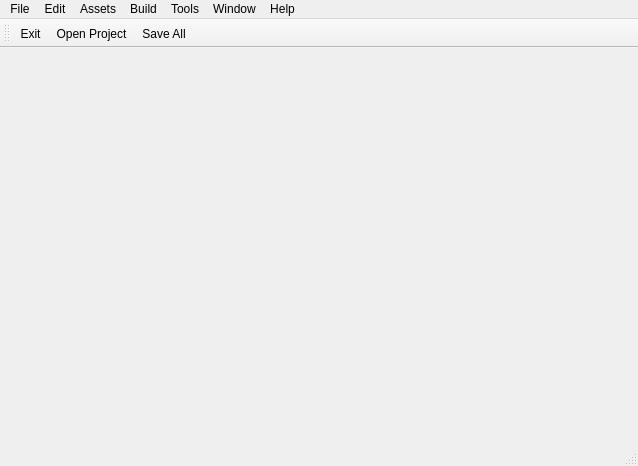
The window that src/editor/mainwindow.ui (tonkoandrew/dvigl) describes before a commit, drawn with Qt 5.
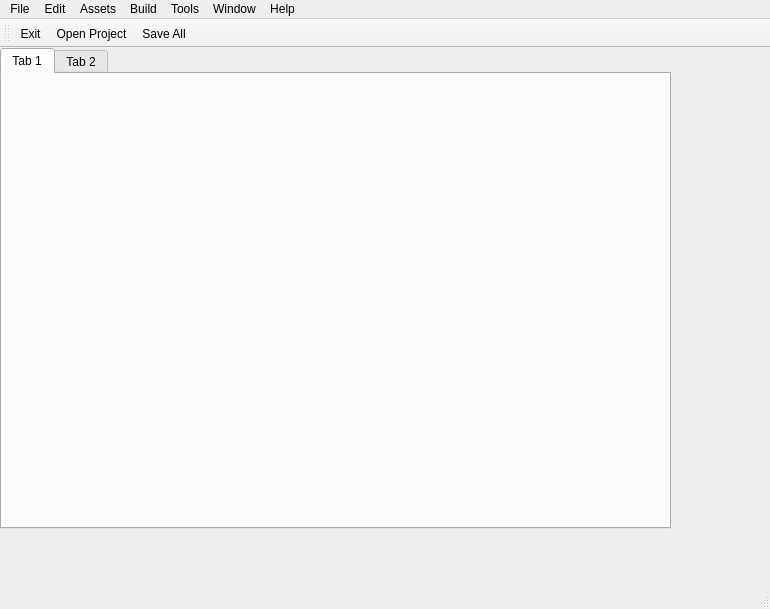
The same window after the commit.

```diff
--- a/src/editor/mainwindow.ui
+++ b/src/editor/mainwindow.ui
@@ -6,20 +6,44 @@
    <rect>
     <x>0</x>
     <y>0</y>
-    <width>638</width>
-    <height>466</height>
+    <width>770</width>
+    <height>609</height>
    </rect>
   </property>
   <property name="windowTitle">
    <string>MainWindow</string>
   </property>
-  <widget class="QWidget" name="centralWidget"/>
+  <widget class="QWidget" name="centralWidget">
+   <widget class="QTabWidget" name="tabWidget">
+    <property name="geometry">
+     <rect>
+      <x>0</x>
+      <y>0</y>
+      <width>671</width>
+      <height>481</height>
+     </rect>
+    </property>
+    <property name="movable">
+     <bool>true</bool>
+    </property>
+    <widget class="QWidget" name="tab">
+     <attribute name="title">
+      <string>Tab 1</string>
+     </attribute>
+    </widget>
+    <widget class="QWidget" name="tab_2">
+     <attribute name="title">
+      <string>Tab 2</string>
+     </attribute>
+    </widget>
+   </widget>
+  </widget>
   <widget class="QMenuBar" name="menuBar">
    <property name="geometry">
     <rect>
      <x>0</x>
      <y>0</y>
-     <width>638</width>
+     <width>770</width>
      <height>23</height>
     </rect>
    </property>
@@ -93,7 +117,7 @@
     <enum>TopToolBarArea</enum>
    </attribute>
    <attribute name="toolBarBreak">
-    <bool>true</bool>
+    <bool>false</bool>
    </attribute>
    <addaction name="actionExit"/>
    <addaction name="actionOpen_project"/>
```
